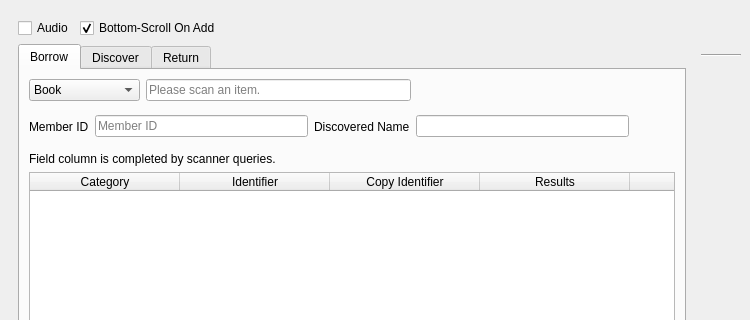
This is UI/biblioteq_batch_activities_browser.ui in textbrowser/biblioteq as Qt 5 draws it before an edit; both pictures show x 0 to 750 and y 0 to 320 of the 750 by 500 pixel window. The edited form follows.
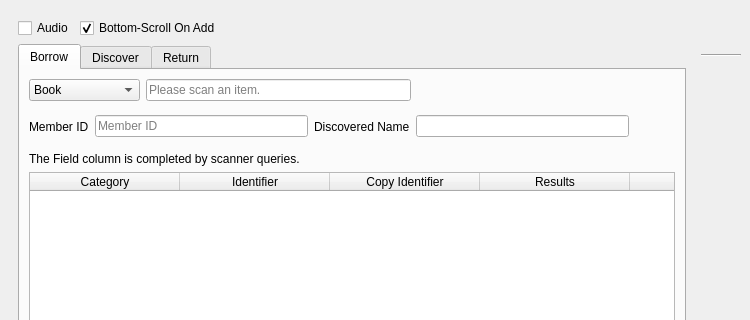
This is the edited form. Icons and pictures are not drawn.

Commit message: Inform the people of things to be informed of.

What changed in the file:
```diff
--- a/UI/biblioteq_batch_activities_browser.ui
+++ b/UI/biblioteq_batch_activities_browser.ui
@@ -208,7 +208,7 @@
            <item>
             <widget class="QLabel" name="label_2">
              <property name="text">
-              <string>Field column is completed by scanner queries.</string>
+              <string>The Field column is completed by scanner queries.</string>
              </property>
             </widget>
            </item>
```
Left out of the diff: 2 changed lines with no effect on the pictures.
